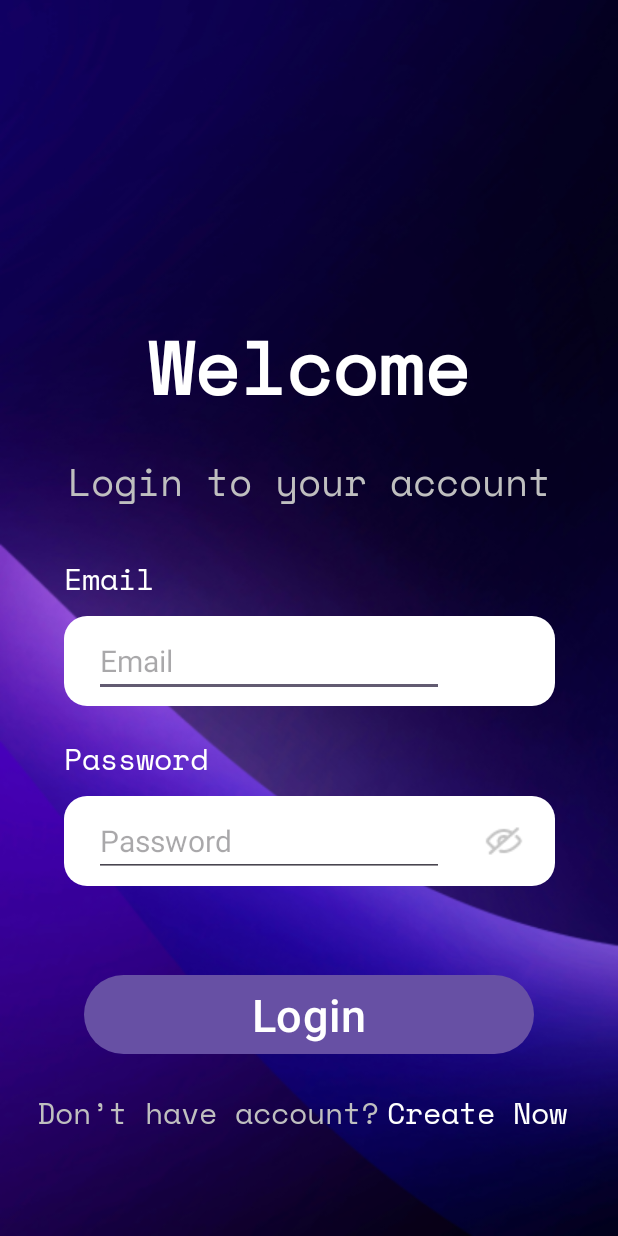
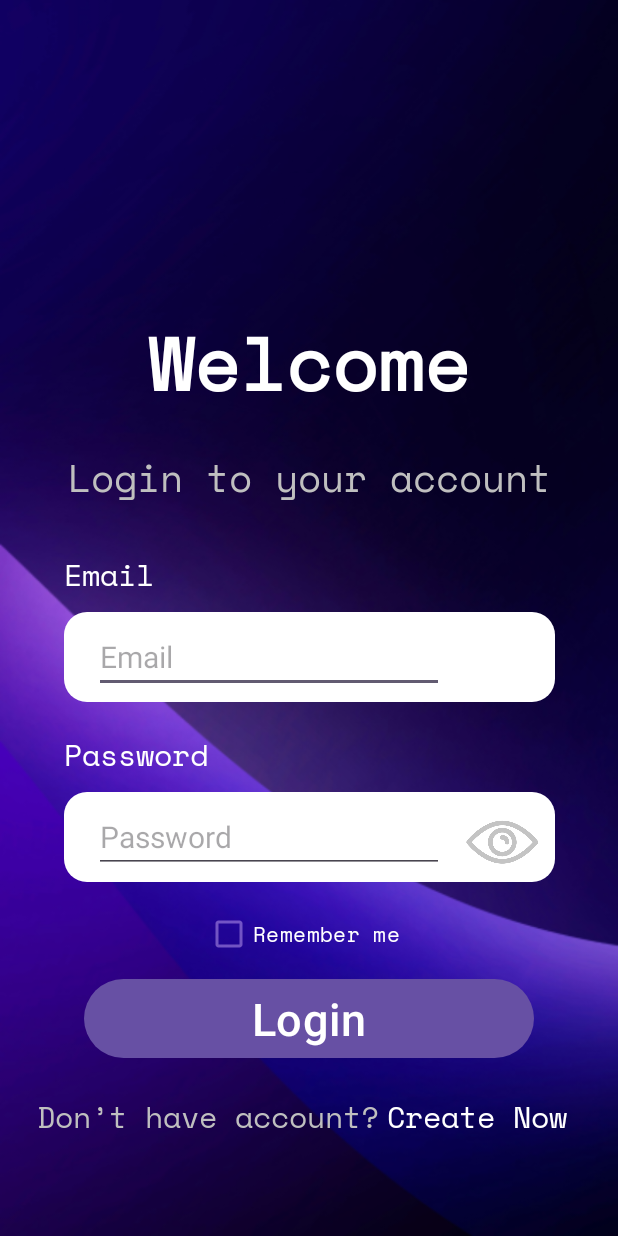
Before and after one commit to AbdelGJL/WikiGames, an Android app: the screen it shows after launch (MainActivity), after a tap on "Login", on a phone screen of 412 x 824 dp. Run offline under Robolectric (Android 15) with nearby library versions, the phone set to English and light mode, and no system bars; our stand-ins replace Firebase (no records; nobody signed in at launch, a user with empty details on screens opened directly); 1 other tap on this screen came first.

Commit message:
Hide/Unhide password ans SharedPreference
Finalisation des pages Login et Register avec ajout de la vue ou non en clair du mot de passe.
Ainsi que le Remember me afin que l'utilisateur puisse choisir si il veut que l'application garde en mémoire c'est identifiants/mots de passe

```diff
--- a/app/src/main/java/com/example/wikigames/MainActivity.kt
+++ b/app/src/main/java/com/example/wikigames/MainActivity.kt
@@ -35,18 +35,25 @@ package com.example.wikigames
 
 import android.content.Intent
 import android.os.Bundle
+import android.text.method.HideReturnsTransformationMethod
+import android.text.method.PasswordTransformationMethod
 import android.view.View
 import android.widget.EditText
+import android.widget.ImageView
 import android.widget.Toast
 import androidx.appcompat.app.AppCompatActivity
 //import com.google.firebase.Firebase
 import com.google.firebase.FirebaseApp
 import com.google.firebase.auth.FirebaseAuth
+import android.content.SharedPreferences
+import android.widget.CheckBox
 //import com.google.firebase.initialize
 
 class MainActivity : AppCompatActivity() {
 
     private lateinit var firebaseAuth: FirebaseAuth
+    // Déclaration d'une variable SharedPreferences
+    lateinit var sharedPreferences: SharedPreferences
 
     override fun onCreate(savedInstanceState: Bundle?) {
         super.onCreate(savedInstanceState)
@@ -54,6 +61,44 @@ class MainActivity : AppCompatActivity() {
 
         FirebaseApp.initializeApp(this)
         firebaseAuth = FirebaseAuth.getInstance()
+
+        sharedPreferences = getSharedPreferences("loginPrefs", MODE_PRIVATE)
+        // Récupérer les vues et le bouton Remember Me
+        val checkBoxRememberMe = findViewById<CheckBox>(R.id.checkBox)
+
+        val emailEditText = findViewById<EditText>(R.id.textView7)
+        val passwordEditText = findViewById<EditText>(R.id.textView8)
+
+        // Écouteur de changement pour le bouton Remember Me
+        checkBoxRememberMe.setOnCheckedChangeListener { _, isChecked ->
+            // Si le bouton est coché, enregistrer les informations de connexion
+            if (isChecked) {
+                val editor: SharedPreferences.Editor = sharedPreferences.edit()
+                editor.putString("email", emailEditText.text.toString())
+                editor.putString("password", passwordEditText.text.toString())
+                editor.putBoolean("rememberMe", true)
+                editor.apply()
+            } else {
+                // Si le bouton n'est pas coché, supprimer les informations de connexion enregistrées
+                val editor: SharedPreferences.Editor = sharedPreferences.edit()
+                editor.remove("email")
+                editor.remove("password")
+                editor.remove("rememberMe")
+                editor.apply()
+            }
+        }
+
+        // Récupération des informations de connexion enregistrées lors du lancement de l'application
+        val rememberMe = sharedPreferences.getBoolean("rememberMe", false)
+        if (rememberMe) {
+            val savedEmail = sharedPreferences.getString("email", "")
+            val savedPassword = sharedPreferences.getString("password", "")
+            emailEditText.setText(savedEmail)
+            passwordEditText.setText(savedPassword)
+            checkBoxRememberMe.isChecked = true
+        }
+
+
     }
 
     // fonction pour aller vers la page register pour créer un compte
@@ -99,4 +144,23 @@ class MainActivity : AppCompatActivity() {
             Toast.makeText(this, "Please fill in all the fields", Toast.LENGTH_SHORT).show()
         }
     }
+
+    fun togglePasswordVisibility(view: View) {
+        //val heartImage = findViewById<ImageView>(R.id.heart)
+        val editTextPassword = findViewById<EditText>(R.id.textView8)
+        val imageViewEye = findViewById<ImageView>(R.id.imageView)
+
+        if (editTextPassword.transformationMethod == PasswordTransformationMethod.getInstance()) {
+            // Show password
+            editTextPassword.transformationMethod = HideReturnsTransformationMethod.getInstance()
+            imageViewEye.setImageResource(R.drawable.openeye_removebg_preview)
+        } else {
+            // Hide password
+            editTextPassword.transformationMethod = PasswordTransformationMethod.getInstance()
+            imageViewEye.setImageResource(R.drawable.closeeye_removebg_preview)
+        }
+
+        // Move cursor to the end of the text
+        editTextPassword.setSelection(editTextPassword.text.length)
+    }
 }
--- a/app/src/main/res/layout/login.xml
+++ b/app/src/main/res/layout/login.xml
@@ -123,15 +123,18 @@
 
             <ImageView
                 android:id="@+id/imageView"
-                android:layout_width="wrap_content"
-                android:layout_height="wrap_content"
-                android:layout_marginTop="18dp"
-                android:layout_marginEnd="20dp"
-                android:layout_marginBottom="18dp"
+                android:layout_width="50dp"
+                android:layout_height="50dp"
+                android:layout_marginTop="5dp"
+                android:layout_marginEnd="10dp"
                 app:layout_constraintBottom_toBottomOf="parent"
                 app:layout_constraintEnd_toEndOf="parent"
                 app:layout_constraintTop_toTopOf="parent"
-                app:srcCompat="@drawable/group_8" />
+                app:srcCompat="@drawable/closeeye_removebg_preview"
+                android:clickable="true"
+                android:onClick="togglePasswordVisibility"
+                android:contentDescription="Image d'oeil pour mot de passe"
+                />
         </androidx.constraintlayout.widget.ConstraintLayout>
     </androidx.constraintlayout.widget.ConstraintLayout>
 
@@ -139,7 +142,7 @@
         android:id="@+id/constraintLayout4"
         android:layout_width="match_parent"
         android:layout_height="wrap_content"
-        android:layout_marginTop="20dp"
+        android:layout_marginTop="25dp"
         android:layout_marginBottom="110dp"
         app:layout_constraintBottom_toBottomOf="parent"
         app:layout_constraintEnd_toEndOf="parent"
@@ -151,15 +154,14 @@
             android:layout_width="300sp"
             android:layout_height="wrap_content"
             android:layout_marginBottom="40dp"
+            android:clickable="true"
+            android:onClick="onContinue"
             android:text="Login"
             android:textSize="30sp"
             app:layout_constraintBottom_toBottomOf="parent"
             app:layout_constraintEnd_toEndOf="parent"
             app:layout_constraintStart_toStartOf="parent"
-            app:layout_constraintTop_toTopOf="parent"
-            android:clickable="true"
-            android:onClick="onContinue"
-            />
+            app:layout_constraintTop_toTopOf="parent" />
 
         <TextView
             android:id="@+id/textView5"
@@ -182,13 +184,13 @@
             android:layout_height="wrap_content"
             android:layout_marginTop="20dp"
             android:layout_marginEnd="60dp"
+            android:fontFamily="@font/monospaceregular"
             android:text="@string/text1"
             android:textColor="@color/white"
             android:textSize="20sp"
             app:layout_constraintEnd_toEndOf="parent"
             app:layout_constraintStart_toEndOf="@+id/textView5"
-            app:layout_constraintTop_toBottomOf="@+id/button"
-            android:fontFamily="@font/monospaceregular"/>
+            app:layout_constraintTop_toBottomOf="@+id/button" />
 
 
         <Button
@@ -196,13 +198,28 @@
             android:layout_width="150dp"
             android:layout_height="50dp"
             android:background="@android:color/transparent"
+            android:clickable="true"
+            android:contentDescription="Click Me"
+            android:onClick="onClick"
             app:layout_constraintBottom_toBottomOf="parent"
             app:layout_constraintEnd_toEndOf="parent"
             app:layout_constraintHorizontal_bias="0.81"
-            app:layout_constraintStart_toStartOf="parent"
-            android:contentDescription="Click Me"
-            android:clickable="true"
-            android:onClick="onClick"/>
+            app:layout_constraintStart_toStartOf="parent" />
     </androidx.constraintlayout.widget.ConstraintLayout>
 
+    <CheckBox
+        android:id="@+id/checkBox"
+        android:layout_width="wrap_content"
+        android:layout_height="wrap_content"
+        android:layout_marginTop="5dp"
+        android:buttonTint="#80C3A4F4"
+        android:checked="false"
+        android:clickable="true"
+        android:text="Remember me "
+        android:textColor="@color/white"
+        android:fontFamily="@font/monospaceregular"
+        app:layout_constraintEnd_toEndOf="parent"
+        app:layout_constraintStart_toStartOf="parent"
+        app:layout_constraintTop_toBottomOf="@+id/constraintLayout3" />
+
 </androidx.constraintlayout.widget.ConstraintLayout>
```
Also changed, not shown: app/src/main/java/com/example/wikigames/RegisterActivity.kt (+22 -0 lines), app/src/main/res/layout/register.xml (+19 -14 lines), app/src/main/res/drawable/closeeye_removebg_preview.png (added), app/src/main/res/drawable/openeye_removebg_preview.png (added).
